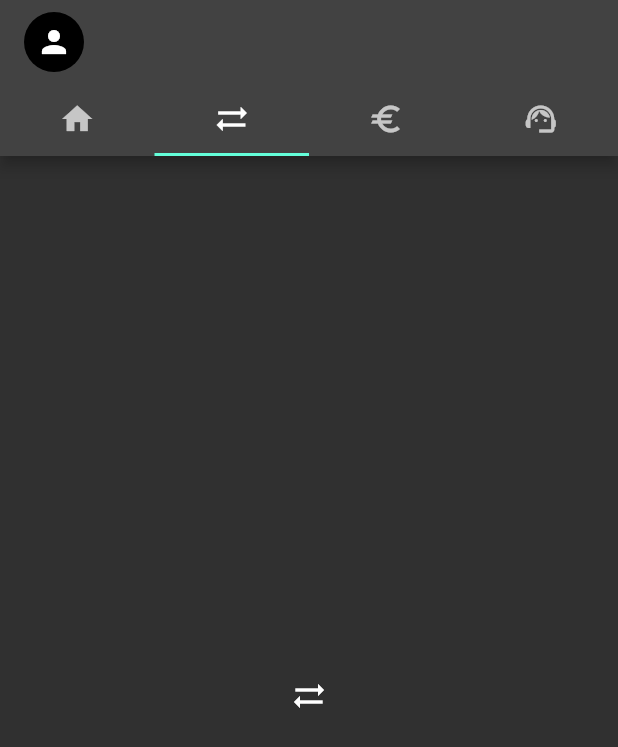
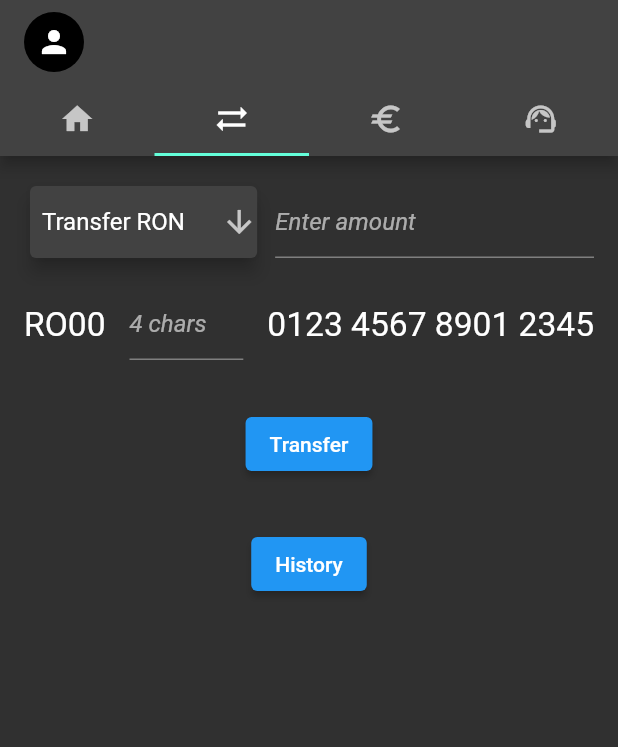
Before and after one commit to bogpie/online_banking_pini, a Flutter app: the screen it shows once a user with an empty profile is signed in, tab 2 chosen, on a phone screen of 412 x 824 dp. Shown: the top 747 px of the screen. Run offline on Flutter 3.47's test engine with Material 2 defaults, Android fonts, the light colour scheme and no system bars; our stand-ins replace firebase_auth, firebase_core, firebase_database; accounts and stored records are empty.

Commit message:
Implemented transfer

```diff
--- a/lib/pages/home_page.dart
+++ b/lib/pages/home_page.dart
@@ -1,6 +1,7 @@
 import 'package:firebase_auth/firebase_auth.dart';
 import 'package:flutter/material.dart';
 import 'package:online_banking_pini/pages/exchange_page.dart';
+import 'package:online_banking_pini/pages/transfer_page.dart';
 
 import '../services/user_data.dart';
 
@@ -58,7 +59,8 @@ class _HomePageState extends State<HomePage> {
         body: TabBarView(
           children: [
             FutureBuilder(
-              future: getUserMap().then((result) => data = result),
+              future: getUserMap(FirebaseAuth.instance.currentUser!.uid)
+                  .then((result) => data = result),
               builder: (context, snapshot) {
                 if (!snapshot.hasData) {
                   return const Center(child: CircularProgressIndicator());
@@ -93,7 +95,7 @@ class _HomePageState extends State<HomePage> {
                 );
               },
             ),
-            const Icon(Icons.sync_alt),
+            const TransferPage(),
             const ExchangePage(),
             const Icon(Icons.support_agent),
           ],
--- /dev/null
+++ b/lib/pages/transfer_page.dart
@@ -0,0 +1,198 @@
+import 'package:firebase_auth/firebase_auth.dart';
+import 'package:firebase_database/firebase_database.dart';
+import 'package:flutter/material.dart';
+import 'package:flutter/services.dart';
+import 'package:online_banking_pini/utils/iban.dart';
+
+import '../services/user_data.dart';
+
+class TransferPage extends StatefulWidget {
+  const TransferPage({Key? key}) : super(key: key);
+
+  @override
+  State<TransferPage> createState() => _TransferPageState();
+}
+
+class _TransferPageState extends State<TransferPage> {
+  String currency = 'RON';
+  double transferred = 0.0;
+  String ibanCode = '';
+
+  @override
+  Widget build(BuildContext context) {
+    return Padding(
+      padding: const EdgeInsets.all(16.0),
+      child: Column(
+        children: [
+          Row(
+            children: [
+              Expanded(
+                flex: 3,
+                child: DropdownButtonHideUnderline(
+                  child: Card(
+                    elevation: 5,
+                    child: DropdownButton<String>(
+                      value: currency,
+                      icon: const Icon(Icons.arrow_downward),
+                      onChanged: (String? newValue) {
+                        setState(
+                          () {
+                            currency = newValue!;
+                          },
+                        );
+                      },
+                      items: <String>['RON', 'EUR', 'USD']
+                          .map<DropdownMenuItem<String>>(
+                        (String value) {
+                          return DropdownMenuItem<String>(
+                            value: value,
+                            child: Padding(
+                              padding: const EdgeInsets.all(8.0),
+                              child: Text("Transfer $value"),
+                            ),
+                          );
+                        },
+                      ).toList(),
+                    ),
+                  ),
+                ),
+              ),
+              const SizedBox(
+                width: 8,
+              ),
+              Expanded(
+                flex: 4,
+                child: TextField(
+                  keyboardType: TextInputType.number,
+                  decoration: const InputDecoration(
+                    hintText: "Enter amount",
+                    hintStyle: TextStyle(fontStyle: FontStyle.italic),
+                  ),
+                  onChanged: (String value) {
+                    transferred = double.tryParse(value) ?? 0.0;
+                  },
+                ),
+              ),
+            ],
+          ),
+          const SizedBox(
+            height: 16,
+          ),
+          Row(
+            children: [
+              Text(
+                currency.substring(0, 2) + '00',
+                textScaleFactor: 1.6,
+              ),
+              const SizedBox(
+                width: 16,
+              ),
+              Expanded(
+                child: TextField(
+                  decoration: const InputDecoration(
+                    hintText: "4 chars",
+                    hintStyle: TextStyle(fontStyle: FontStyle.italic),
+                  ),
+                  onChanged: (String value) {
+                    ibanCode = value;
+                  },
+                  inputFormatters: [
+                    LengthLimitingTextInputFormatter(4),
+                  ],
+                ),
+              ),
+              const SizedBox(
+                width: 16,
+              ),
+              const Text(
+                '0123 4567 8901 2345',
+                textScaleFactor: 1.6,
+              ),
+            ],
+          ),
+          const SizedBox(
+            height: 32,
+          ),
+          ElevatedButton(
+            onPressed: () async {
+              Map senderData =
+                  await getUserMap(FirebaseAuth.instance.currentUser!.uid);
+              double newSenderBalance =
+                  senderData['currencies'][currency] * 1.0 - transferred;
+
+              if (ibanCode.length != 4) {
+                showDialog<String>(
+                  context: context,
+                  builder: (BuildContext context) => AlertDialog(
+                    title: const Text('Enter valid iban code'),
+                    content:
+                        const Text('Use the unique 4 character user identifier'
+                            ' for receiver'),
+                    actions: <Widget>[
+                      TextButton(
+                        onPressed: () => Navigator.pop(context, 'Cancel'),
+                        child: const Text('Cancel'),
+                      ),
+                      TextButton(
+                        onPressed: () => Navigator.pop(context, 'OK'),
+                        child: const Text('OK'),
+                      ),
+                    ],
+                  ),
+                );
+                return;
+              }
+              if (newSenderBalance < 0) {
+                showDialog<String>(
+                  context: context,
+                  builder: (BuildContext context) => AlertDialog(
+                    title: const Text('Not enough funds'),
+                    content: Text('Transfer less $currency'),
+                    actions: <Widget>[
+                      TextButton(
+                        onPressed: () => Navigator.pop(context, 'Cancel'),
+                        child: const Text('Cancel'),
+                      ),
+                      TextButton(
+                        onPressed: () => Navigator.pop(context, 'OK'),
+                        child: const Text('OK'),
+                      ),
+                    ],
+                  ),
+                );
+                return;
+              }
+
+              String receiverUid = await ibanCodeToUid(ibanCode);
+              Map receiverData = await getUserMap(receiverUid);
+
+              senderData["currencies"][currency] = newSenderBalance;
+
+              double newReceiverBalance =
+                  receiverData['currencies'][currency] * 1.0 + transferred;
+              receiverData['currencies'][currency] = newReceiverBalance;
+
+              DatabaseReference sendersRef = FirebaseDatabase.instance.ref(
+                "users/${FirebaseAuth.instance.currentUser?.uid ?? 'null_'
+                    'uid'}",
+              );
+              DatabaseReference receiversRef =
+                  FirebaseDatabase.instance.ref("users/$receiverUid");
+
+              sendersRef.update({"currencies": senderData["currencies"]});
+              receiversRef.update({"currencies": receiverData["currencies"]});
+            },
+            child: const Text('Transfer'),
+          ),
+          const SizedBox(
+            height: 32,
+          ),
+          ElevatedButton(
+            onPressed: () {},
+            child: const Text('History'),
+          ),
+        ],
+      ),
+    );
+  }
+}
--- a/lib/services/user_data.dart
+++ b/lib/services/user_data.dart
@@ -3,14 +3,14 @@ import 'dart:convert';
 import 'package:firebase_auth/firebase_auth.dart';
 import 'package:firebase_database/firebase_database.dart';
 
-Future<Map> getUserMap() async {
+Future<Map> getUserMap(String uid) async {
   final ref = FirebaseDatabase.instance.ref();
 
   // final usersSnapshot = await ref.child('users').get();
   // Map usersMap = jsonDecode(jsonEncode(usersSnapshot.value));
 
   final DataSnapshot snapshot =
-      await ref.child('users/${FirebaseAuth.instance.currentUser!.uid}').get();
+      await ref.child('users/$uid').get();
   Map map = jsonDecode(jsonEncode(snapshot.value));
   return map;
 }
```
Also changed, not shown: lib/pages/exchange_page.dart (+19 -2 lines), lib/utils/iban.dart (+5 -5 lines).
